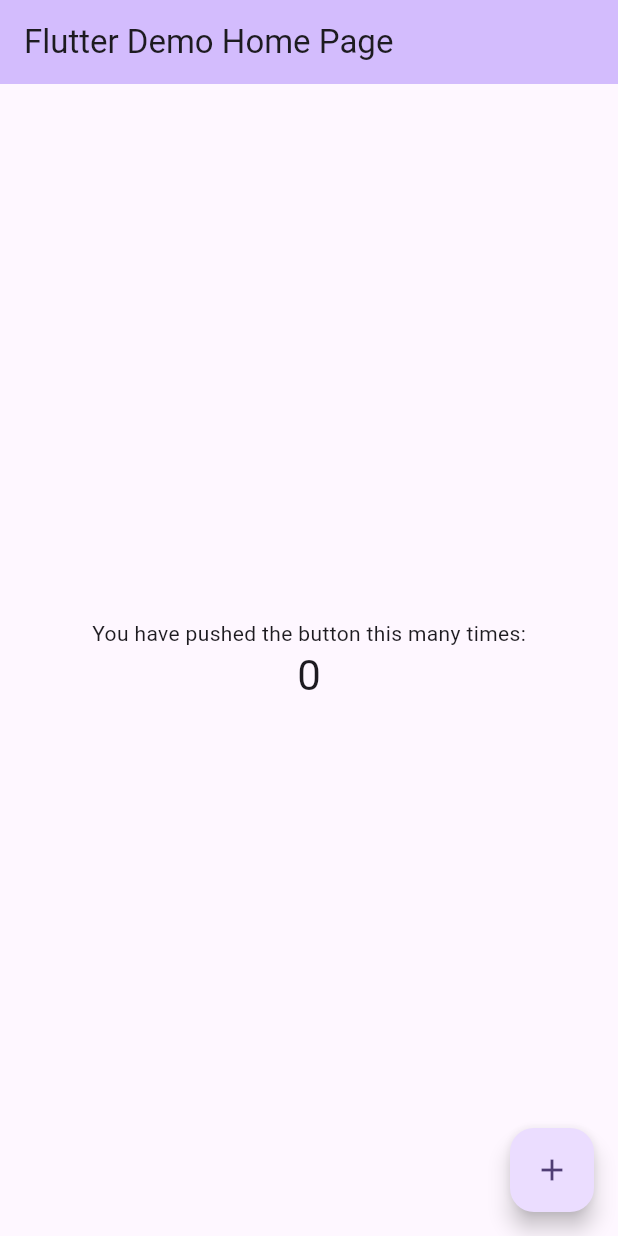
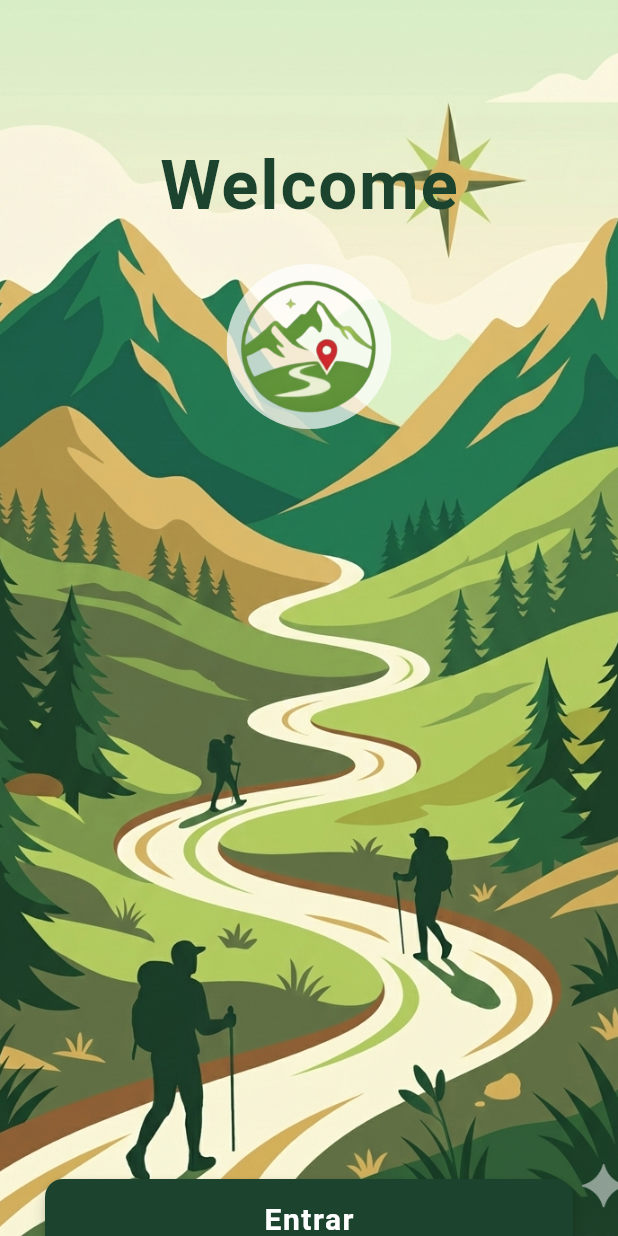
Before and after one commit to Gabriel-Perez-Marquez/TrailQuest-Mobile, a Flutter app: the screen it shows after launch, on a phone screen of 412 x 824 dp. Run offline on Flutter 3.47's test engine with Material 3 defaults, Android fonts, the phone set to English and light mode, and no system bars; Roboto replaces fonts that are missing (Times New Roman).

Commit message:
feat: Pantalla de bienvenida diseñada, falta funcionalidad

```diff
--- /dev/null
+++ b/lib/features/welcome_page/ui/welcome_page_view.dart
@@ -0,0 +1,97 @@
+import 'package:flutter/material.dart';
+
+class WelcomePageView extends StatelessWidget {
+  const WelcomePageView({super.key});
+
+  @override
+  Widget build(BuildContext context) {
+    return Scaffold(
+
+      body: Stack(
+        children: [
+
+          Container(
+            width: double.infinity,
+            height: double.infinity,
+
+            decoration: const BoxDecoration(
+              image: DecorationImage(
+                image: AssetImage('assets/images/background.png'),
+                fit: BoxFit.cover,
+              ),
+            ),
+          ),
+
+
+          Expanded(
+            child: SizedBox(
+              width: double.infinity,
+              child: Column(
+                children: [
+                  SizedBox(height: 90),
+
+
+                  Text(
+                    'Welcome',
+                    style: TextStyle(
+                      fontSize: 46.0,
+                      fontWeight: FontWeight.w600,
+                      color: Color(0xFF1B432D),
+                      fontFamily: 'Times New Roman',
+                      letterSpacing: 1.2,
+                    ),
+                  ),
+
+                  SizedBox(height: 20),
+
+                  ClipOval(
+                    child: Container(
+                      color: Colors.white70,
+                      child: Image.asset(
+                        'assets/images/logo.png',
+                        width: 110.0,
+                        height: 110.0,
+                        fit: BoxFit.cover,
+                      ),
+                    ),
+                  ),
+
+
+                  SizedBox(height: 500,),
+
+
+                  Padding(
+                    padding: const EdgeInsets.only(left: 30.0, right: 30.0, bottom: 30.0),
+                    child: ElevatedButton(
+                      onPressed: () {
+
+
+                      },
+                      style: ElevatedButton.styleFrom(
+                        backgroundColor: const Color(0xFF1B432D),
+                        foregroundColor: Colors.white,
+                        minimumSize: const Size(double.infinity, 55),
+                        shape: RoundedRectangleBorder(
+                          borderRadius: BorderRadius.circular(12.0),
+                        ),
+                        elevation: 4,
+                      ),
+                      child: const Text(
+                        'Entrar',
+                        style: TextStyle(
+                          fontSize: 20.0,
+                          fontWeight: FontWeight.bold,
+                          letterSpacing: 1.0,
+                        ),
+                      ),
+                    ),
+                  ),
+                ],
+              ),
+            ),
+          ),
+        ],
+      ),
+    );
+  }
+}
--- a/lib/main.dart
+++ b/lib/main.dart
@@ -1,4 +1,5 @@
 import 'package:flutter/material.dart';
+import 'package:trailquest_mobile/features/welcome_page/ui/welcome_page_view.dart';
 
 void main() {
   runApp(const MyApp());
@@ -13,110 +14,10 @@ class MyApp extends StatelessWidget {
     return MaterialApp(
       title: 'Flutter Demo',
       theme: ThemeData(
-        // This is the theme of your application.
-        //
-        // TRY THIS: Try running your application with "flutter run". You'll see
-        // the application has a purple toolbar. Then, without quitting the app,
-        // try changing the seedColor in the colorScheme below to Colors.green
-        // and then invoke "hot reload" (save your changes or press the "hot
-        // reload" button in a Flutter-supported IDE, or press "r" if you used
-        // the command line to start the app).
-        //
-        // Notice that the counter didn't reset back to zero; the application
-        // state is not lost during the reload. To reset the state, use hot
-        // restart instead.
-        //
-        // This works for code too, not just values: Most code changes can be
-        // tested with just a hot reload.
+
         colorScheme: .fromSeed(seedColor: Colors.deepPurple),
       ),
-      home: const MyHomePage(title: 'Flutter Demo Home Page'),
+      home: const WelcomePageView(),
     );
   }
 }
-
-class MyHomePage extends StatefulWidget {
-  const MyHomePage({super.key, required this.title});
-
-  // This widget is the home page of your application. It is stateful, meaning
-  // that it has a State object (defined below) that contains fields that affect
-  // how it looks.
-
-  // This class is the configuration for the state. It holds the values (in this
-  // case the title) provided by the parent (in this case the App widget) and
-  // used by the build method of the State. Fields in a Widget subclass are
-  // always marked "final".
-
-  final String title;
-
-  @override
-  State<MyHomePage> createState() => _MyHomePageState();
-}
-
-class _MyHomePageState extends State<MyHomePage> {
-  int _counter = 0;
-
-  void _incrementCounter() {
-    setState(() {
-      // This call to setState tells the Flutter framework that something has
-      // changed in this State, which causes it to rerun the build method below
-      // so that the display can reflect the updated values. If we changed
-      // _counter without calling setState(), then the build method would not be
-      // called again, and so nothing would appear to happen.
-      _counter++;
-    });
-  }
-
-  @override
-  Widget build(BuildContext context) {
-    // This method is rerun every time setState is called, for instance as done
-    // by the _incrementCounter method above.
-    //
-    // The Flutter framework has been optimized to make rerunning build methods
-    // fast, so that you can just rebuild anything that needs updating rather
-    // than having to individually change instances of widgets.
-    return Scaffold(
-      appBar: AppBar(
-        // TRY THIS: Try changing the color here to a specific color (to
-        // Colors.amber, perhaps?) and trigger a hot reload to see the AppBar
-        // change color while the other colors stay the same.
-        backgroundColor: Theme.of(context).colorScheme.inversePrimary,
-        // Here we take the value from the MyHomePage object that was created by
-        // the App.build method, and use it to set our appbar title.
-        title: Text(widget.title),
-      ),
-      body: Center(
-        // Center is a layout widget. It takes a single child and positions it
-        // in the middle of the parent.
-        child: Column(
-          // Column is also a layout widget. It takes a list of children and
-          // arranges them vertically. By default, it sizes itself to fit its
-          // children horizontally, and tries to be as tall as its parent.
-          //
-          // Column has various properties to control how it sizes itself and
-          // how it positions its children. Here we use mainAxisAlignment to
-          // center the children vertically; the main axis here is the vertical
-          // axis because Columns are vertical (the cross axis would be
-          // horizontal).
-          //
-          // TRY THIS: Invoke "debug painting" (choose the "Toggle Debug Paint"
-          // action in the IDE, or press "p" in the console), to see the
-          // wireframe for each widget.
-          mainAxisAlignment: .center,
-          children: [
-            const Text('You have pushed the button this many times:'),
-            Text(
-              '$_counter',
-              style: Theme.of(context).textTheme.headlineMedium,
-            ),
-          ],
-        ),
-      ),
-      floatingActionButton: FloatingActionButton(
-        onPressed: _incrementCounter,
-        tooltip: 'Increment',
-        child: const Icon(Icons.add),
-      ),
-    );
-  }
-}
--- a/pubspec.yaml
+++ b/pubspec.yaml
@@ -58,9 +58,9 @@ flutter:
   uses-material-design: true
 
   # To add assets to your application, add an assets section, like this:
-  # assets:
-  #   - images/a_dot_burr.jpeg
-  #   - images/a_dot_ham.jpeg
+  assets:
+    - assets/images/
+
 
   # An image asset can refer to one or more resolution-specific "variants", see
   # https://flutter.dev/to/resolution-aware-images
```
Also changed, not shown: assets/images/background.png (added), assets/images/logo.png (added), pubspec.lock.
